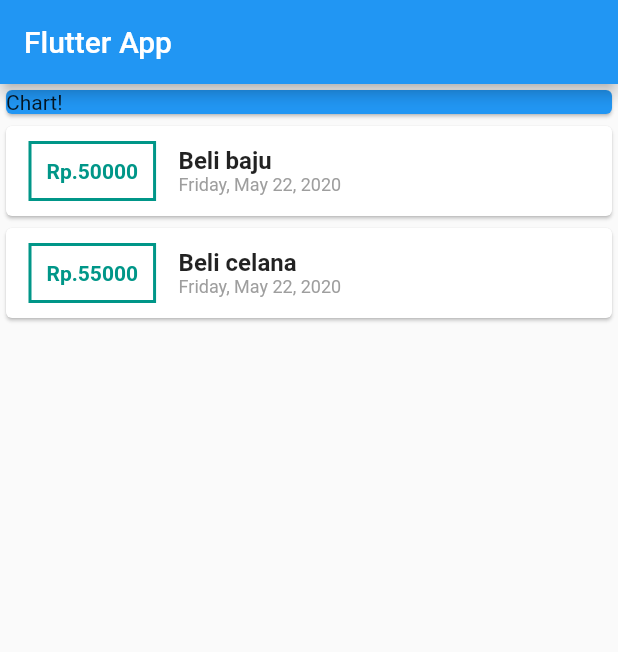
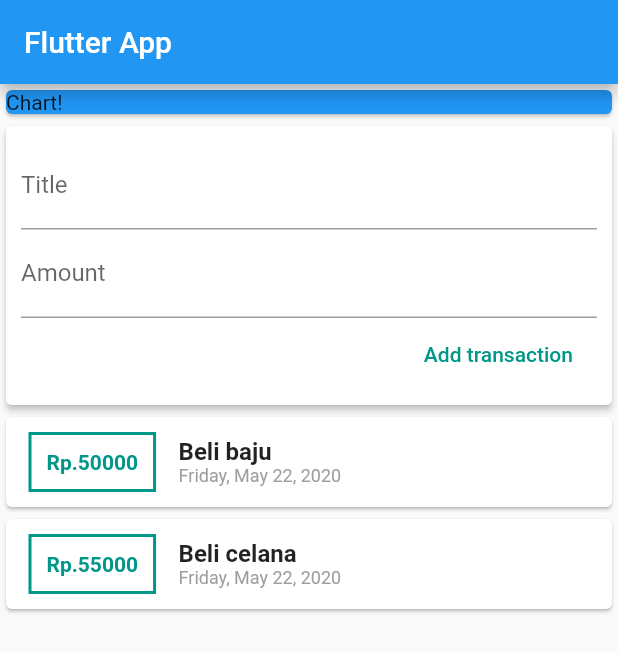
Before and after one commit to ruslanou/ExpenseTracker, a Flutter app: the screen it shows after launch, on a phone screen of 412 x 824 dp. Shown: the top 652 px of the screen. Run offline on Flutter 3.47's test engine with Material 2 defaults, Android fonts, the phone set to English and light mode, and no system bars.

Commit message:
[IMPROVE]Spliting widget from main.dart

```diff
--- a/lib/main.dart
+++ b/lib/main.dart
@@ -1,6 +1,5 @@
-import 'package:expense_tracker/transaction.dart';
+import 'package:expense_tracker/widgets/user_transaction.dart';
 import 'package:flutter/material.dart';
-import 'package:intl/intl.dart';
 
 void main() {
   runApp(MyApp());
@@ -18,20 +17,13 @@ class MyApp extends StatelessWidget {
 }
 
 class MyHomePage extends StatelessWidget {
-  final List<Transaction> transaction = [
-    Transaction(
-      id: '1',
-      title: 'Beli baju',
-      amount: 50000,
-      date: DateTime.now(),
-    ),
-    Transaction(
-      id: '2',
-      title: 'Beli celana',
-      amount: 55000,
-      date: DateTime.now(),
-    ),
-  ];
+
+  // String titleInput;
+  // String amountInput;
+
+  final titleController = TextEditingController();
+  final amountController = TextEditingController();
+
   @override
   Widget build(BuildContext context) {
     return Scaffold(
@@ -47,48 +39,7 @@ class MyHomePage extends StatelessWidget {
                 child: Text('Chart!'),
               ),
             ),
-            Column(
-                children: transaction.map((trx) {
-              return Card(
-                  child: Row(
-                children: <Widget>[
-                  Container(
-                    margin: EdgeInsets.symmetric(
-                      vertical: 10,
-                      horizontal: 15,
-                    ),
-                    decoration: BoxDecoration(
-                        border: Border.all(
-                      color: Colors.teal,
-                      width: 2,
-                    )),
-                    padding: EdgeInsets.all(10),
-                    child: Text(
-                      'Rp.${trx.amount}',
-                      style: TextStyle(
-                          fontWeight: FontWeight.bold, color: Colors.teal),
-                    ),
-                  ),
-                  Column(
-                    crossAxisAlignment: CrossAxisAlignment.start,
-                    children: <Widget>[
-                      Text(
-                        trx.title,
-                        style: TextStyle(
-                          fontSize: 16,
-                          fontWeight: FontWeight.bold,
-                        ),
-                      ),
-                      Text(DateFormat.yMMMMEEEEd().format(trx.date),
-                          style: TextStyle(
-                            color: Colors.grey,
-                            fontSize: 12,
-                          ))
-                    ],
-                  )
-                ],
-              ));
-            }).toList())
+            UserTransaction()
           ],
         ));
   }
--- /dev/null
+++ b/lib/widgets/new_transaction.dart
@@ -0,0 +1,43 @@
+import 'package:flutter/material.dart';
+
+class NewTransaction extends StatelessWidget {
+  final Function addNewTransaction;
+  final titleController = TextEditingController();
+  final amountController = TextEditingController();
+  NewTransaction(this.addNewTransaction);
+  @override
+  Widget build(BuildContext context) {
+    return Card(
+      elevation: 2,
+      child: Container(
+        padding: EdgeInsets.all(10),
+        child: Column(
+          crossAxisAlignment: CrossAxisAlignment.end,
+          children: <Widget>[
+            TextField(
+              decoration: InputDecoration(labelText: 'Title'),
+              controller: titleController,
+              // onChanged: (value){
+              //   titleInput = value;
+              // },
+            ),
+            TextField(
+              decoration: InputDecoration(labelText: 'Amount'),
+              controller: amountController,
+              // onChanged: (value){
+              //   amountInput = value;
+              // },
+            ),
+            FlatButton(
+              child: Text('Add transaction'),
+              onPressed: () {
+                addNewTransaction(titleController.text, int.parse(amountController.text),);
+              },
+              textColor: Colors.teal,
+            )
+          ],
+        ),
+      ),
+    );
+  }
+}
--- /dev/null
+++ b/lib/widgets/transaction_list.dart
@@ -0,0 +1,52 @@
+import 'package:expense_tracker/models/transaction.dart';
+import 'package:flutter/material.dart';
+import 'package:intl/intl.dart';
+
+class TransactionList extends StatelessWidget {
+  final List<Transaction> transaction;
+  TransactionList(this.transaction);
+  @override
+  Widget build(BuildContext context) {
+    return Column(
+        children: transaction.map((trx) {
+      return Card(
+          child: Row(
+        children: <Widget>[
+          Container(
+            margin: EdgeInsets.symmetric(
+              vertical: 10,
+              horizontal: 15,
+            ),
+            decoration: BoxDecoration(
+                border: Border.all(
+              color: Colors.teal,
+              width: 2,
+            )),
+            padding: EdgeInsets.all(10),
+            child: Text(
+              'Rp.${trx.amount}',
+              style: TextStyle(fontWeight: FontWeight.bold, color: Colors.teal),
+            ),
+          ),
+          Column(
+            crossAxisAlignment: CrossAxisAlignment.start,
+            children: <Widget>[
+              Text(
+                trx.title,
+                style: TextStyle(
+                  fontSize: 16,
+                  fontWeight: FontWeight.bold,
+                ),
+              ),
+              Text(DateFormat.yMMMMEEEEd().format(trx.date),
+                  style: TextStyle(
+                    color: Colors.grey,
+                    fontSize: 12,
+                  ))
+            ],
+          )
+        ],
+      ));
+    }).toList());
+  }
+}
--- /dev/null
+++ b/lib/widgets/user_transaction.dart
@@ -0,0 +1,50 @@
+import 'package:expense_tracker/models/transaction.dart';
+import 'package:expense_tracker/widgets/new_transaction.dart';
+import 'package:expense_tracker/widgets/transaction_list.dart';
+import 'package:flutter/material.dart';
+
+class UserTransaction extends StatefulWidget {
+  @override
+  _UserTransactionState createState() => _UserTransactionState();
+}
+
+class _UserTransactionState extends State<UserTransaction> {
+  final List<Transaction> _userTransaction = [
+    Transaction(
+      id: '1',
+      title: 'Beli baju',
+      amount: 50000,
+      date: DateTime.now(),
+    ),
+    Transaction(
+      id: '2',
+      title: 'Beli celana',
+      amount: 55000,
+      date: DateTime.now(),
+    ),
+  ];
+
+  void _addNewTransaction(String title, int amount) {
+    final newTrx = Transaction(
+      id: DateTime.now().toString(),
+      title: title,
+      amount: amount,
+      date: DateTime.now()
+    );
+
+    setState(() {
+      _userTransaction.add(newTrx);
+    });
+
+  }
+
+  @override
+  Widget build(BuildContext context) {
+    return Column(
+      children: <Widget>[
+        NewTransaction(_addNewTransaction),
+        TransactionList(_userTransaction),
+      ],
+    );
+  }
+}
```
Also changed, not shown: lib/models/transaction.dart (renamed from lib/transaction.dart).
